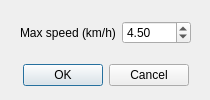
SuperCiuper/TrafficSimulation, file src/view/dialogs/createpedestriandialog.ui: the form before one commit.
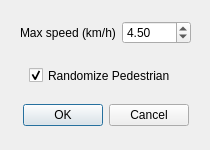
The form after the commit.

Patch:
```diff
--- a/src/view/dialogs/createpedestriandialog.ui
+++ b/src/view/dialogs/createpedestriandialog.ui
@@ -7,7 +7,7 @@
     <x>0</x>
     <y>0</y>
     <width>210</width>
-    <height>100</height>
+    <height>150</height>
    </rect>
   </property>
   <property name="windowTitle">
@@ -55,7 +55,7 @@
    <property name="geometry">
     <rect>
      <x>20</x>
-     <y>60</y>
+     <y>100</y>
      <width>171</width>
      <height>31</height>
     </rect>
@@ -73,6 +73,22 @@
     <bool>true</bool>
    </property>
   </widget>
+  <widget class="QCheckBox" name="randomizePedestrianCheckBox">
+   <property name="geometry">
+    <rect>
+     <x>29</x>
+     <y>60</y>
+     <width>151</width>
+     <height>31</height>
+    </rect>
+   </property>
+   <property name="text">
+    <string>Randomize Pedestrian</string>
+   </property>
+   <property name="checked">
+    <bool>true</bool>
+   </property>
+  </widget>
  </widget>
  <resources/>
  <connections>
```
